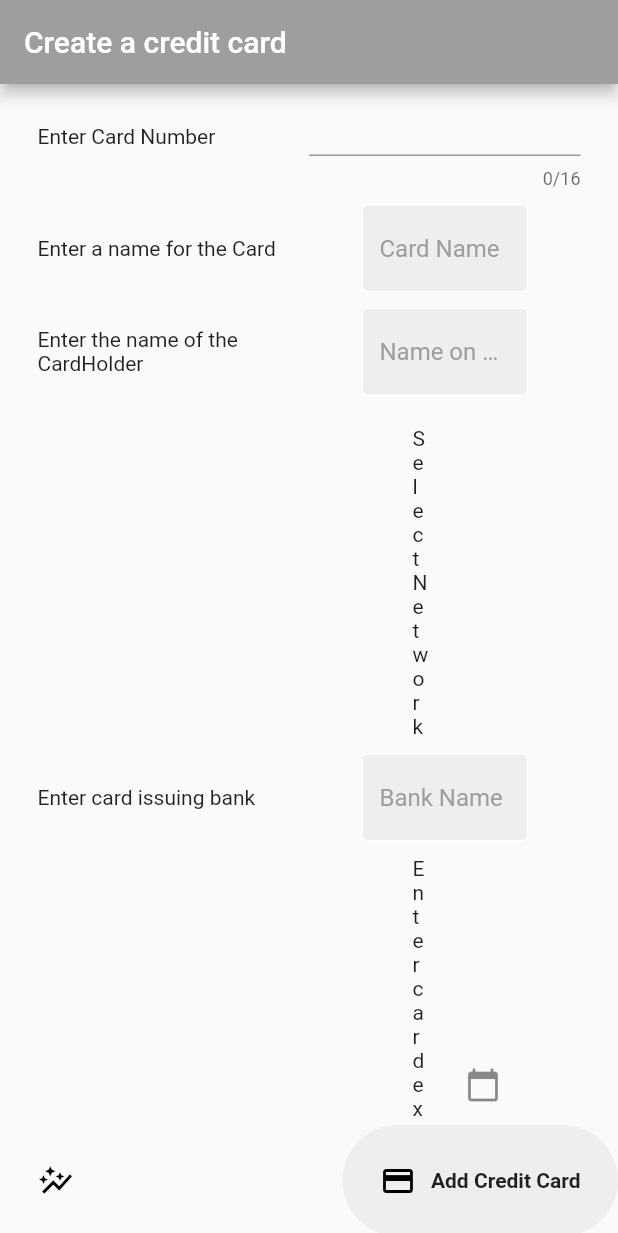
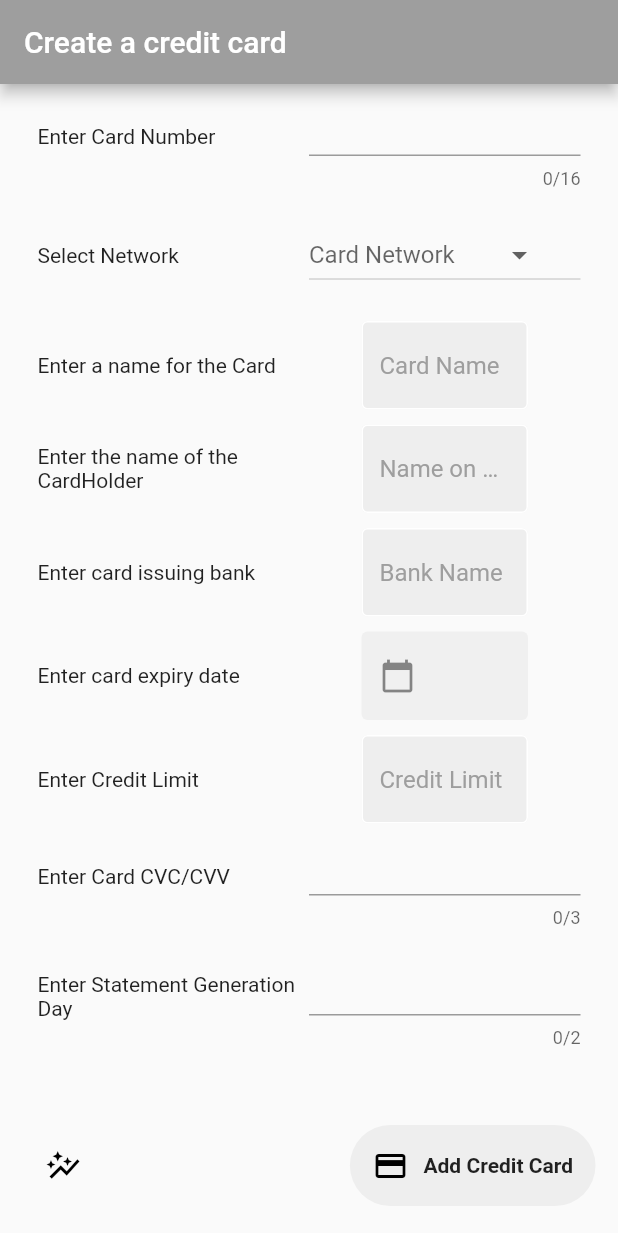
Before and after one commit to leoJ424/Flutter_JustAnotherExpenseTracker, a Flutter app: the LoggedIn screen opened directly, item 2 of the bottom bar chosen, on a phone screen of 412 x 824 dp. Shown: the top 1233 px of the screen. Run offline on Flutter 3.47's test engine with Material 2 defaults, Android fonts, the phone set to English and light mode, and no system bars; drawn by our look-alikes of google_nav_bar; network calls fail.

Commit message:
Organizing the display of all fields

```diff
--- a/lib/components/datepicker_component.dart
+++ b/lib/components/datepicker_component.dart
@@ -12,12 +12,11 @@ class DatePickerComponent extends StatefulWidget {
 }
 
 class _DatePickerComponentState extends State<DatePickerComponent> {
-  //TextEditingController dateController = TextEditingController();
 
   @override
   Widget build(BuildContext context) {
     return Padding(
-      padding: EdgeInsets.fromLTRB(35,0,35,0),
+      padding: EdgeInsets.symmetric(horizontal : 35),
       child: TextField(
         controller: widget.dateController,
         decoration: InputDecoration(
--- a/lib/components/dropdown_field_component.dart
+++ b/lib/components/dropdown_field_component.dart
@@ -23,9 +23,7 @@ class DropDownComponent extends StatefulWidget {
 class _DropDownComponentState extends State<DropDownComponent> {
   @override
   Widget build(BuildContext context) {
-    return Padding(
-      padding: const EdgeInsets.fromLTRB(250, 0, 250, 0),
-      child: Row(
+    return Row(
       mainAxisAlignment: MainAxisAlignment.center,
       children: [
         Expanded(
@@ -57,7 +55,6 @@ class _DropDownComponentState extends State<DropDownComponent> {
           ),
         ),
       ],
-      ),
     );
   }
 }
--- a/lib/components/dropdown_field_map_string_int_component.dart
+++ b/lib/components/dropdown_field_map_string_int_component.dart
@@ -24,7 +24,7 @@ class _DropDownComponent_MapStringIntState extends State<DropDownComponent_MapSt
   @override
   Widget build(BuildContext context) {
     return Padding(
-      padding: const EdgeInsets.fromLTRB(250, 0, 250, 0),
+      padding: const EdgeInsets.fromLTRB(0, 0, 0, 0),
       child: Row(
         mainAxisAlignment: MainAxisAlignment.center,
         children: [
--- a/lib/pages/add_credit_card_page.dart
+++ b/lib/pages/add_credit_card_page.dart
@@ -126,9 +126,23 @@ class _AddCreditCardState extends State<AddCreditCard> {
               ],
             ),
 
-            SizedBox(height: 10),
+            //Network
+            SizedBox(height: 20,),
+
+            DropDownComponent_MapStringInt(
+              mainText: "Select Network",
+              hintText: "Card Network",
+              selectedValue: selectedNetwork,
+              getData: mapNetworks,
+              onChanged: (value) {
+                setState(() {
+                  selectedNetwork = value;
+                });
+              }
+            ),
 
             //Card name
+            SizedBox(height: 20),
             Row(
               mainAxisAlignment: MainAxisAlignment.center,
               children: [
@@ -153,22 +167,7 @@ class _AddCreditCardState extends State<AddCreditCard> {
               ],
             ),
 
-            //Network
-            SizedBox(height: 20,),
-            DropDownComponent_MapStringInt(
-              mainText: "Select Network",
-              hintText: "Card Network",
-              selectedValue: selectedNetwork,
-              getData: mapNetworks,
-              onChanged: (value) {
-                setState(() {
-                  selectedNetwork = value;
-                });
-              }
-            ),
-
             //Bank Name
-
             SizedBox(height: 10),
             Row(
               mainAxisAlignment: MainAxisAlignment.center,
@@ -184,7 +183,7 @@ class _AddCreditCardState extends State<AddCreditCard> {
             //Exp Date
             SizedBox(height: 10),
             Padding(
-              padding: EdgeInsets.fromLTRB(250, 0, 250, 0),
+              padding: EdgeInsets.fromLTRB(0, 0, 0, 0),
               child: Row(
                 mainAxisAlignment: MainAxisAlignment.center,
                 children: [
@@ -200,6 +199,20 @@ class _AddCreditCardState extends State<AddCreditCard> {
               ),
             ),
 
+            //Credit Limit
+
+            SizedBox(height: 10),
+            Row(
+              mainAxisAlignment: MainAxisAlignment.center,
+              children: [
+                Expanded(child: Text('Enter Credit Limit')),
+                Expanded(
+                  child: TextFieldComponent(
+                    hintText: 'Credit Limit',
+                    controller: creditCardLimitController,))
+              ],
+            ),
+
             //CVC
             Row(
               mainAxisAlignment: MainAxisAlignment.center,
@@ -213,20 +226,6 @@ class _AddCreditCardState extends State<AddCreditCard> {
                   ],
                   maxLength: 3,
                 ))
-              ],
-            ),
-
-            //Credit Limit
-
-            SizedBox(height: 10),
-            Row(
-              mainAxisAlignment: MainAxisAlignment.center,
-              children: [
-                Expanded(child: Text('Enter Credit Limit')),
-                Expanded(
-                  child: TextFieldComponent(
-                    hintText: 'Credit Limit',
-                    controller: creditCardLimitController,))
               ],
             ),
 
--- a/lib/pages/logged_in_page.dart
+++ b/lib/pages/logged_in_page.dart
@@ -21,9 +21,15 @@ class _LoggedInState extends State<LoggedIn> {
   Widget build(BuildContext context) {
     return Scaffold(
       body: pages[selectedIndex],
-      bottomNavigationBar: GNav(
+      bottomNavigationBar: Padding(
+        padding: const EdgeInsets.symmetric(
+          horizontal: 15,
+          vertical: 20
+        ),
+        child: GNav(
           gap: 10,
           tabBackgroundColor: Colors.grey.shade200,
+          padding: EdgeInsets.all(15),
           onTabChange: (index) {
             setState(() {
               selectedIndex = index;
@@ -41,6 +47,7 @@ class _LoggedInState extends State<LoggedIn> {
             ),
           ],
         ),
+      ),
     );
   }
 }
```
Also changed, not shown: lib/pages/add_transaction_page.dart (+7 -7 lines). Lines whose indentation alone changed are shown as unchanged.
